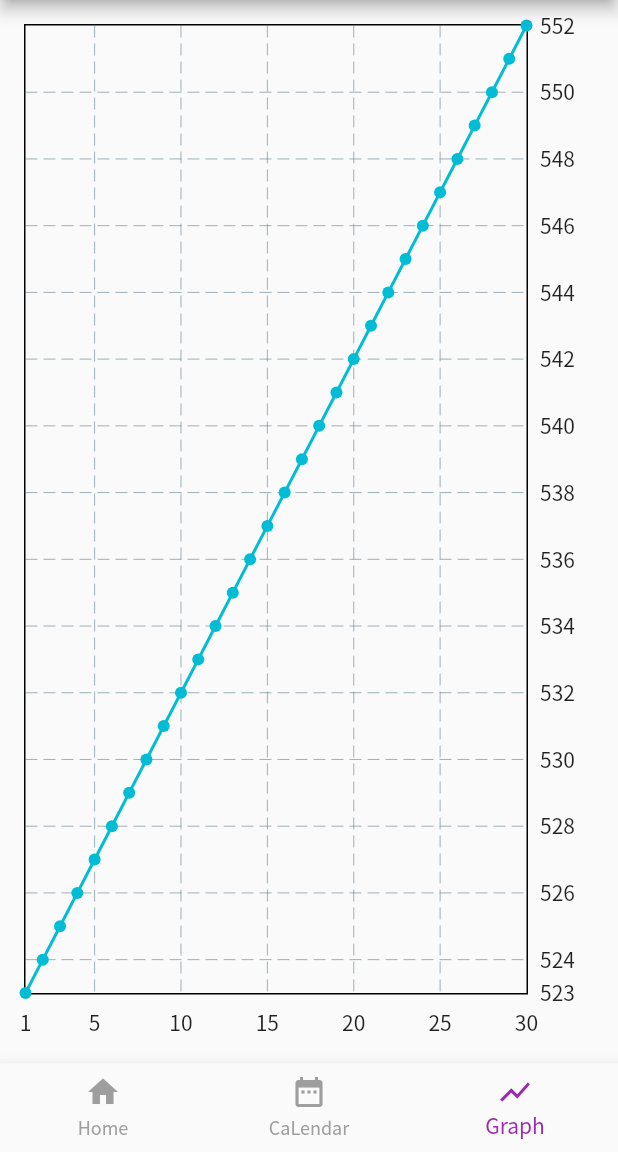
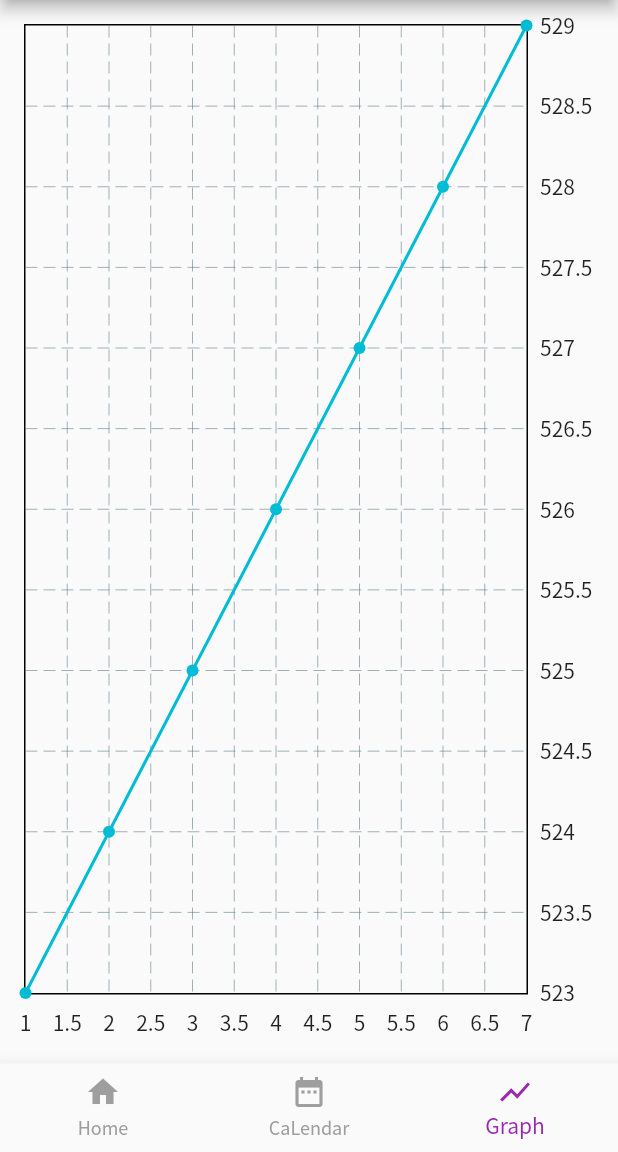
Before and after one commit to kumagai20410067/growthrecord, a Flutter app: the GraphPage screen opened directly with empty values, on a phone screen of 412 x 824 dp, the part 84-1236 px from its top. Run offline on Flutter 3.47's test engine with Material 2 defaults, Android fonts, the phone set to English and light mode, and no system bars; drawn by our look-alikes of fl_chart; our stand-ins replace shared_preferences, table_calendar; accounts and stored records are empty.

Commit message:
グラフの数を変更

```diff
--- a/lib/graph_page.dart
+++ b/lib/graph_page.dart
@@ -33,7 +33,8 @@ body: Padding(
   child: LineChart(
           LineChartData(
             lineBarsData: [
-            LineChartBarData(spots: const [
+            LineChartBarData(
+              spots: const [
               FlSpot(1, 523),
               FlSpot(2, 524),
               FlSpot(3, 525),
@@ -41,29 +42,6 @@ body: Padding(
               FlSpot(5, 527),
               FlSpot(6, 528),
               FlSpot(7, 529),
-              FlSpot(8, 530),
-              FlSpot(9, 531),
-              FlSpot(10, 532),
-              FlSpot(11, 533),
-              FlSpot(12, 534),
-              FlSpot(13, 535),
-              FlSpot(14, 536),
-              FlSpot(15, 537),
-              FlSpot(16, 538),
-              FlSpot(17, 539),
-              FlSpot(18, 540),
-              FlSpot(19, 541),
-              FlSpot(20, 542),
-              FlSpot(21, 543),
-              FlSpot(22, 544),
-              FlSpot(23, 545),
-              FlSpot(24, 546),
-              FlSpot(25, 547),
-              FlSpot(26, 548),
-              FlSpot(27, 549),
-              FlSpot(28, 550),
-              FlSpot(29, 551),
-              FlSpot(30, 552),
             ])
           ],
           titlesData: const FlTitlesData(
```
